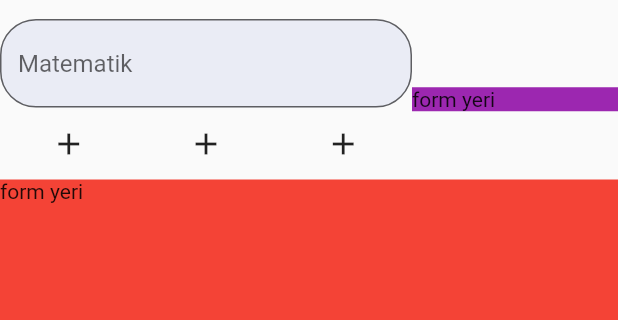
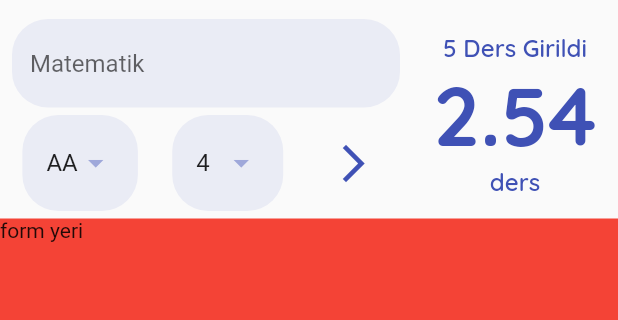
Before and after one commit to BilgeKaanpc/not_Hesaplama, a Flutter app: the screen it shows after launch, on a phone screen of 412 x 824 dp, the part 65-385 px from its top. Run offline on Flutter 3.47's test engine with Material 2 defaults, Android fonts, the phone set to English and light mode, and no system bars; our stand-ins replace google_fonts.

Commit message:
12:37 / 29.06.2022

```diff
--- a/lib/constants/app_constants.dart
+++ b/lib/constants/app_constants.dart
@@ -7,4 +7,12 @@ class Sabitler{
     fontSize: 24,fontWeight: FontWeight.w900, color: anaRenk
   );
   static BorderRadius borderRadius = BorderRadius.circular(24);
+  static final TextStyle dersSayisiStyle = GoogleFonts.quicksand(
+      fontSize: 16,fontWeight: FontWeight.w600, color: anaRenk
+  );
+  static final TextStyle ortalamaStyle = GoogleFonts.quicksand(
+      fontSize: 55,fontWeight: FontWeight.w800, color: anaRenk
+  );
+  static final dropDownPadding = EdgeInsets.symmetric(horizontal: 16,vertical: 8);
+  static final yatayPadding8 = EdgeInsets.symmetric(horizontal: 8);
 }
--- /dev/null
+++ b/lib/data/data_helper.dart
@@ -0,0 +1,54 @@
+import 'package:flutter/material.dart';
+
+class DataHelper {
+  static List<String> _tumDersler() {
+    return ['AA', 'BA', 'BB', 'CB', 'CC', 'DC', 'DD', 'FD', 'FF'];
+  }
+
+  static List<int> _tumKrediler() {
+    return List.generate(10, (index) => index + 1).toList();
+  }
+
+  static List<DropdownMenuItem<double>> tumKrediler() {
+    return _tumKrediler().map(
+      (e) => DropdownMenuItem(
+        child: Text(e.toString()),
+      value: e.toDouble(),
+      ),
+    ).toList();
+  }
+
+  static double _harfiNotaCevir(String harf) {
+    switch (harf) {
+      case 'AA':
+        return 4;
+      case 'BA':
+        return 3.5;
+      case 'BB':
+        return 3;
+      case 'CB':
+        return 2.5;
+      case 'CC':
+        return 2;
+      case 'DC':
+        return 1.5;
+      case 'DD':
+        return 1;
+      case 'FD':
+        return 0.5;
+      case 'FF':
+        return 0;
+      default:
+        return 1;
+    }
+  }
+
+  static List<DropdownMenuItem<double>> tumDerslerinHarfleri() {
+    return _tumDersler()
+        .map((e) => DropdownMenuItem(
+              child: Text(e),
+              value: _harfiNotaCevir(e),
+            ))
+        .toList();
+  }
+}
--- /dev/null
+++ b/lib/widgets/ortalama_goster.dart
@@ -0,0 +1,23 @@
+import 'package:flutter/material.dart';
+import 'package:not_hesaplama/constants/app_constants.dart';
+
+class OrtalamaGoster extends StatelessWidget {
+  final double ortalama;
+  final int dersSayisi;
+  const OrtalamaGoster({required this.dersSayisi, required this.ortalama, Key? key}) : super(key: key);
+
+  @override
+  Widget build(BuildContext context) {
+    return Column(
+      mainAxisAlignment: MainAxisAlignment.center,
+      crossAxisAlignment: CrossAxisAlignment.center,
+      children: [
+        Text(
+          dersSayisi > 0 ? '$dersSayisi Ders Girildi' : 'Ders Seciniz',style: Sabitler.dersSayisiStyle,
+        ),
+        Text(ortalama >=0 ? '${ortalama.toStringAsFixed(2)}' : '0.0',style: Sabitler.ortalamaStyle,),
+        Text("ders",style: Sabitler.dersSayisiStyle),
+      ],
+    );
+  }
+}
--- a/lib/widgets/ortalama_hesapla_page.dart
+++ b/lib/widgets/ortalama_hesapla_page.dart
@@ -1,5 +1,7 @@
 import 'package:flutter/material.dart';
 import 'package:not_hesaplama/constants/app_constants.dart';
+import 'package:not_hesaplama/data/data_helper.dart';
+import 'package:not_hesaplama/widgets/ortalama_goster.dart';
 
 class OrtalamaHesaplaPage extends StatefulWidget {
   const OrtalamaHesaplaPage({Key? key}) : super(key: key);
@@ -10,6 +12,9 @@ class OrtalamaHesaplaPage extends StatefulWidget {
 
 class _OrtalamaHesaplaPageState extends State<OrtalamaHesaplaPage> {
   var formKey = GlobalKey<FormState>();
+
+  double secilen = 4;
+  double secilenKredi = 4;
 
   @override
   Widget build(BuildContext context) {
@@ -31,15 +36,17 @@ class _OrtalamaHesaplaPageState extends State<OrtalamaHesaplaPage> {
               children: [
                 Expanded(
                   flex: 2,
-                  child:_buildForm(),
+                  child: _buildForm(),
                 ),
                 Expanded(
-                  child: Container(
-                    color: Colors.purple,
-                    child: Text("form yeri"),
-                  ),
-                ),
+                    child: OrtalamaGoster(
+                  dersSayisi: 5,
+                  ortalama: 2.54,
+                )),
               ],
+            ),
+            SizedBox(
+              height: 5,
             ),
             Expanded(
               child: Container(
@@ -56,21 +63,32 @@ class _OrtalamaHesaplaPageState extends State<OrtalamaHesaplaPage> {
       key: formKey,
       child: Column(
         children: [
-          _buildTextFormField(),
+          Padding(
+            padding: Sabitler.yatayPadding8,
+            child: _buildTextFormField(),
+          ),
+          SizedBox(
+            height: 5,
+          ),
           Row(
-            mainAxisAlignment: MainAxisAlignment.spaceAround,
+            mainAxisAlignment: MainAxisAlignment.spaceEvenly,
             children: [
-              IconButton(
-                onPressed: () {},
-                icon: Icon(Icons.add),
+              Padding(
+                padding: Sabitler.yatayPadding8,
+                child: _buildHarfler(),
               ),
-              IconButton(
-                onPressed: () {},
-                icon: Icon(Icons.add),
+              Padding(
+                padding: Sabitler.yatayPadding8,
+                child: _buildKrediler(),
               ),
-              IconButton(
-                onPressed: () {},
-                icon: Icon(Icons.add),
+              Padding(
+                padding: Sabitler.yatayPadding8,
+                child: IconButton(
+                  onPressed: () {},
+                  icon: Icon(Icons.arrow_forward_ios_sharp),
+                  color: Sabitler.anaRenk,
+                  iconSize: 30,
+                ),
               ),
             ],
           )
@@ -79,17 +97,60 @@ class _OrtalamaHesaplaPageState extends State<OrtalamaHesaplaPage> {
     );
   }
 
-  _buildTextFormField(){
+  _buildHarfler() {
+    return Container(
+      alignment: Alignment.center,
+      padding: Sabitler.dropDownPadding,
+      decoration: BoxDecoration(
+        color: Sabitler.anaRenk.shade100.withOpacity(0.3),
+        borderRadius: Sabitler.borderRadius,
+      ),
+      child: DropdownButton<double>(
+          value: secilen,
+          elevation: 16,
+          iconEnabledColor: Sabitler.anaRenk.shade200,
+          onChanged: (deger) {
+            setState(() {
+              secilen = deger!;
+            });
+          },
+          underline: Container(),
+          items: DataHelper.tumDerslerinHarfleri()),
+    );
+  }
+
+  _buildKrediler() {
+    return Container(
+      alignment: Alignment.center,
+      padding: Sabitler.dropDownPadding,
+      decoration: BoxDecoration(
+        color: Sabitler.anaRenk.shade100.withOpacity(0.3),
+        borderRadius: Sabitler.borderRadius,
+      ),
+      child: DropdownButton<double>(
+          value: secilenKredi,
+          elevation: 16,
+          iconEnabledColor: Sabitler.anaRenk.shade200,
+          onChanged: (deger) {
+            setState(() {
+              secilenKredi = deger!;
+            });
+          },
+          underline: Container(),
+          items: DataHelper.tumKrediler()),
+    );
+  }
+
+  _buildTextFormField() {
     return TextFormField(
-        decoration: InputDecoration(
+      decoration: InputDecoration(
           hintText: "Matematik",
           border: OutlineInputBorder(
+            borderSide: BorderSide.none,
             borderRadius: Sabitler.borderRadius,
-
           ),
           filled: true,
-          fillColor: Sabitler.anaRenk.shade100.withOpacity(0.3)
-        ),
+          fillColor: Sabitler.anaRenk.shade100.withOpacity(0.3)),
     );
   }
 }
```
